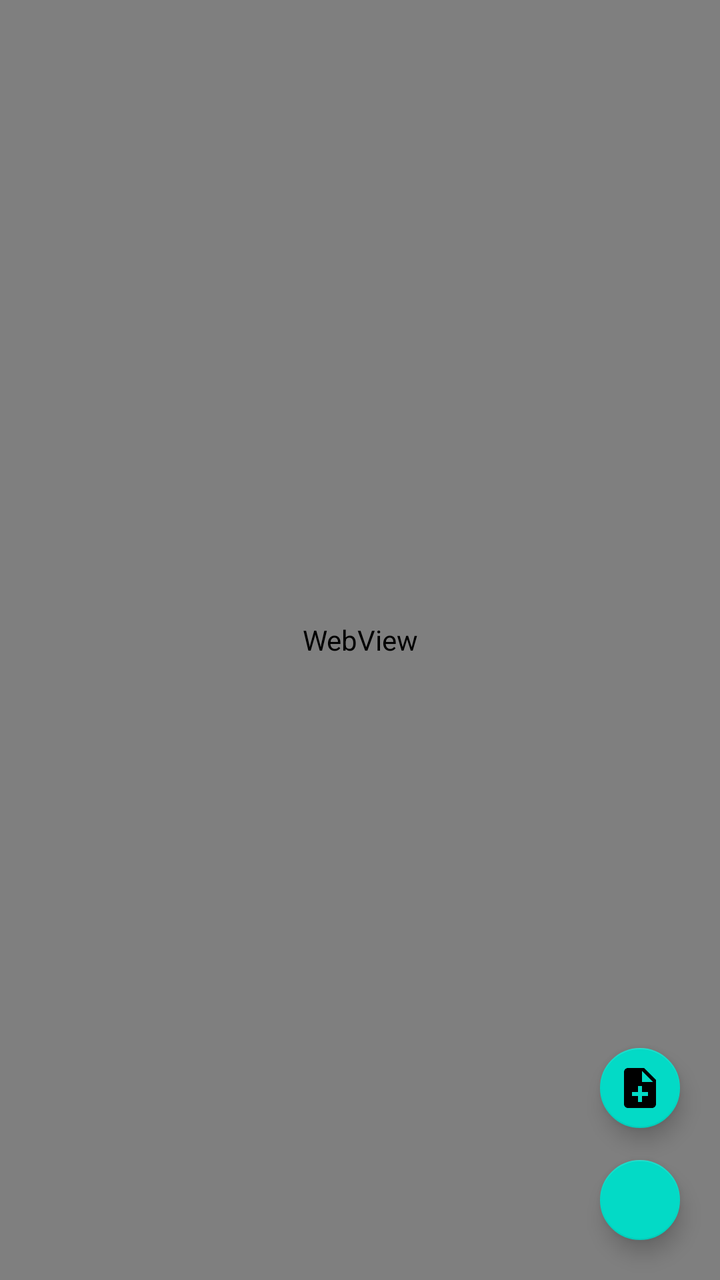
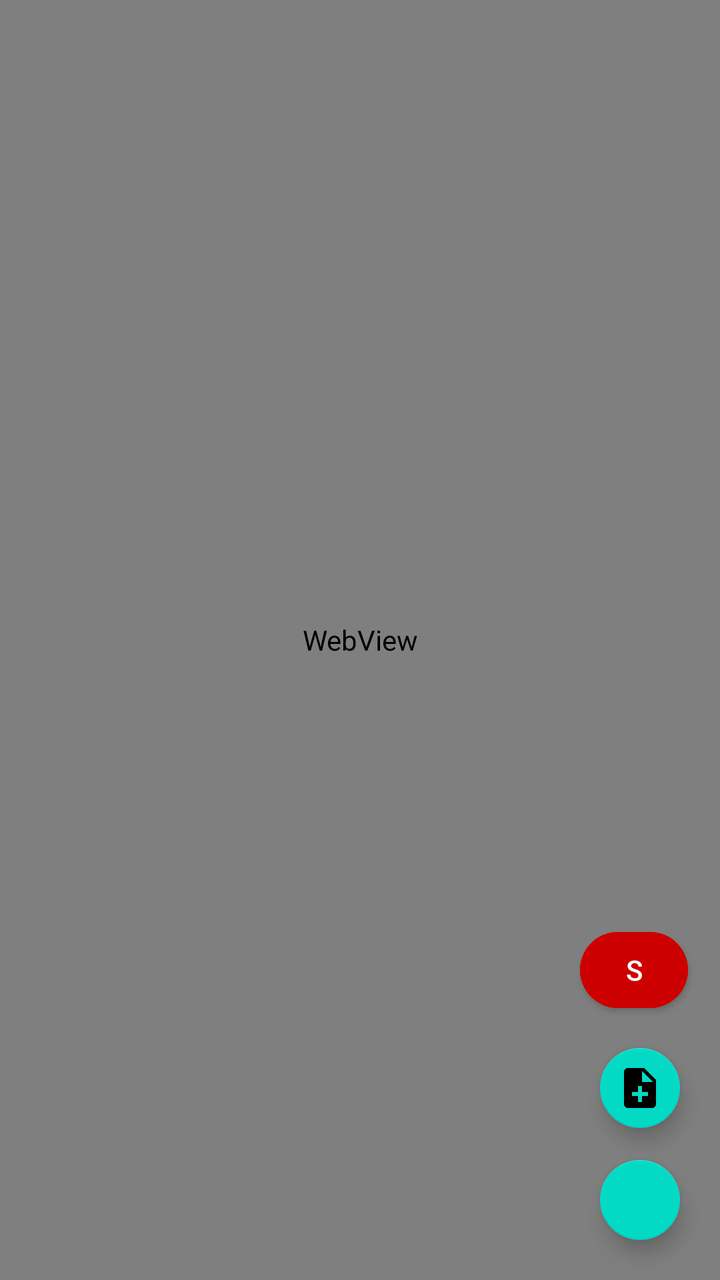

An Android layout rendered at two revisions. The XML below is the earlier revision; the diff shows what the commit changed to produce the second picture.
<!-- AndroidManifest.xml: application theme AppTheme -->
<!-- res/layout/fragment_live.xml -->
<?xml version="1.0" encoding="utf-8"?>
<layout xmlns:android="http://schemas.android.com/apk/res/android"
    xmlns:app="http://schemas.android.com/apk/res-auto"
    xmlns:tools="http://schemas.android.com/tools">

    <data>

        <variable
            name="device"
            type="com.carditek.kesar.Device" />
    </data>

    <FrameLayout
        android:layout_width="match_parent"
        android:layout_height="match_parent"
        tools:context=".LiveFragment">

        <WebView
            android:id="@+id/live_webview"
            android:layout_width="match_parent"
            android:layout_height="match_parent" />

        <com.google.android.material.floatingactionbutton.FloatingActionButton
            android:id="@+id/fab_record"
            android:layout_width="wrap_content"
            android:layout_height="wrap_content"
            android:layout_gravity="bottom|end"
            android:layout_margin="@dimen/fab_margin"
            android:backgroundTint="@{device.recording ? @color/fab_stop : @color/fab_record}"
            android:contentDescription="@string/send_email"
            android:scaleType="center"
            android:src="@{device.recording ? @drawable/stop : @drawable/fiber_manual_record}"
            app:fabSize="mini" />

        <com.google.android.material.floatingactionbutton.FloatingActionButton
            android:id="@+id/fab_add_note"
            android:layout_width="wrap_content"
            android:layout_height="wrap_content"
            android:layout_gravity="bottom|end"
            android:layout_marginEnd="16dp"
            android:layout_marginBottom="72dp"
            android:backgroundTint="@color/design_default_color_secondary"
            android:contentDescription="@string/send_email"
            android:scaleType="center"
            android:src="@drawable/add_note"
            app:fabSize="mini" />
    </FrameLayout>
</layout>
<!-- resources referenced by this layout -->
<resources>
  <color name="fab_record">#C0C0C0</color>
  <color name="fab_stop">#F06292</color>
  <dimen name="fab_margin">16dp</dimen>
  <!-- drawable add_note (drawable) -->
  <vector xmlns:android="http://schemas.android.com/apk/res/android"
      android:width="24dp"
      android:height="24dp"
      android:viewportWidth="24"
      android:viewportHeight="24"
      android:tint="?attr/colorControlNormal"
      android:autoMirrored="true">
      <path
          android:fillColor="@android:color/white"
          android:pathData="M14,2L6,2c-1.1,0 -1.99,0.9 -1.99,2L4,20c0,1.1 0.89,2 1.99,2L18,22c1.1,0 2,-0.9 2,-2L20,8l-6,-6zM16,16h-3v3h-2v-3L8,16v-2h3v-3h2v3h3v2zM13,9L13,3.5L18.5,9L13,9z"/>
  </vector>
  <!-- drawable fiber_manual_record (drawable) -->
  <vector xmlns:android="http://schemas.android.com/apk/res/android"
      android:width="24dp"
      android:height="24dp"
      android:viewportWidth="24"
      android:viewportHeight="24"
      android:tint="?attr/colorControlNormal">
      <path
          android:fillColor="@android:color/white"
          android:pathData="M12,12m-8,0a8,8 0,1 1,16 0a8,8 0,1 1,-16 0"/>
  </vector>
  <!-- drawable stop (drawable) -->
  <vector xmlns:android="http://schemas.android.com/apk/res/android"
      android:width="24dp"
      android:height="24dp"
      android:viewportWidth="24"
      android:viewportHeight="24"
      android:tint="?attr/colorControlNormal">
      <path
          android:fillColor="@android:color/white"
          android:pathData="M6,6h12v12H6z"/>
  </vector>
  <string name="send_email">Send Email</string>
  <style name="AppTheme" parent="Theme.MaterialComponents.Light.NoActionBar">
          <item name="colorPrimary">@color/colorPrimary</item>
          <item name="colorPrimaryDark">@color/colorPrimaryDark</item>
          <item name="colorAccent">@color/colorAccent</item>
      </style>
  <color name="colorPrimary">#6200EE</color>
  <color name="colorPrimaryDark">#3700B3</color>
  <color name="colorAccent">#03DAC5</color>
</resources>

<!-- the commit's change to res/layout/fragment_live.xml (unified diff, before → after) -->
@@ -32,6 +32,21 @@
             android:src="@{device.recording ? @drawable/stop : @drawable/fiber_manual_record}"
             app:fabSize="mini" />
 
+        <com.google.android.material.button.MaterialButton
+            android:id="@+id/btnStop"
+            android:layout_width="54dp"
+            android:layout_height="50dp"
+            android:layout_gravity="bottom|end"
+            android:layout_marginBottom="130dp"
+            android:backgroundTint="@android:color/holo_red_dark"
+            android:text="S"
+            android:textColor="@android:color/white"
+            app:cornerRadius="30dp"
+            android:layout_marginEnd="16dp"
+            app:fabSize="mini" />
+
+
+
         <com.google.android.material.floatingactionbutton.FloatingActionButton
             android:id="@+id/fab_add_note"
             android:layout_width="wrap_content"
@@ -45,4 +60,5 @@
             android:src="@drawable/add_note"
             app:fabSize="mini" />
     </FrameLayout>
+
 </layout>
